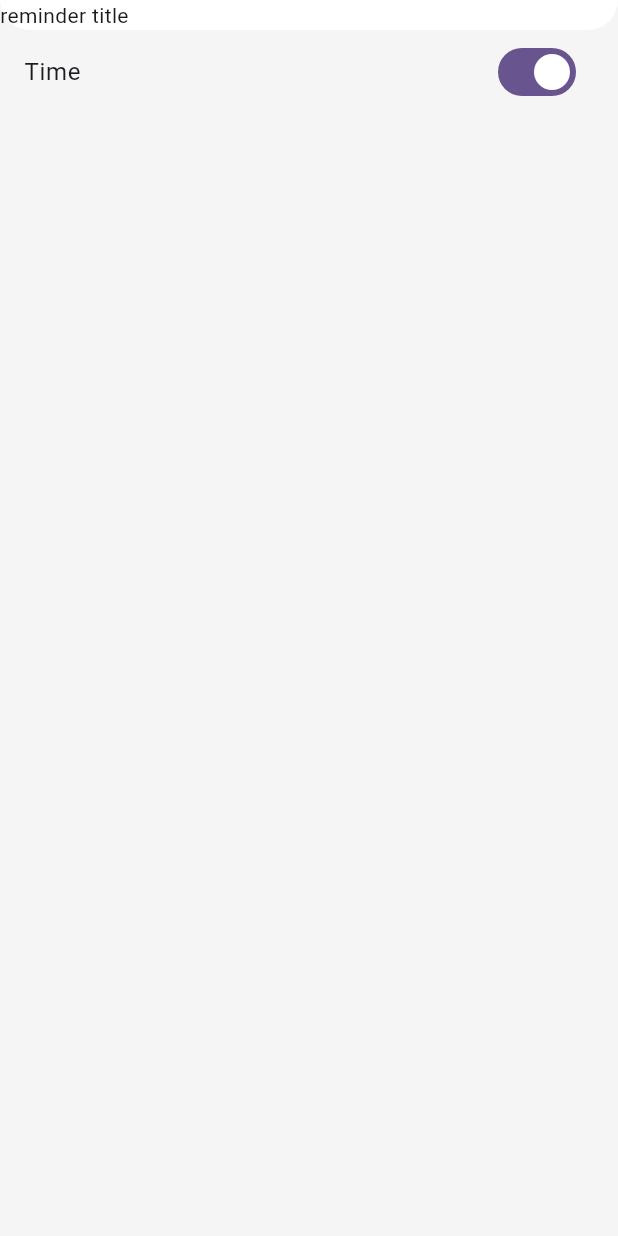
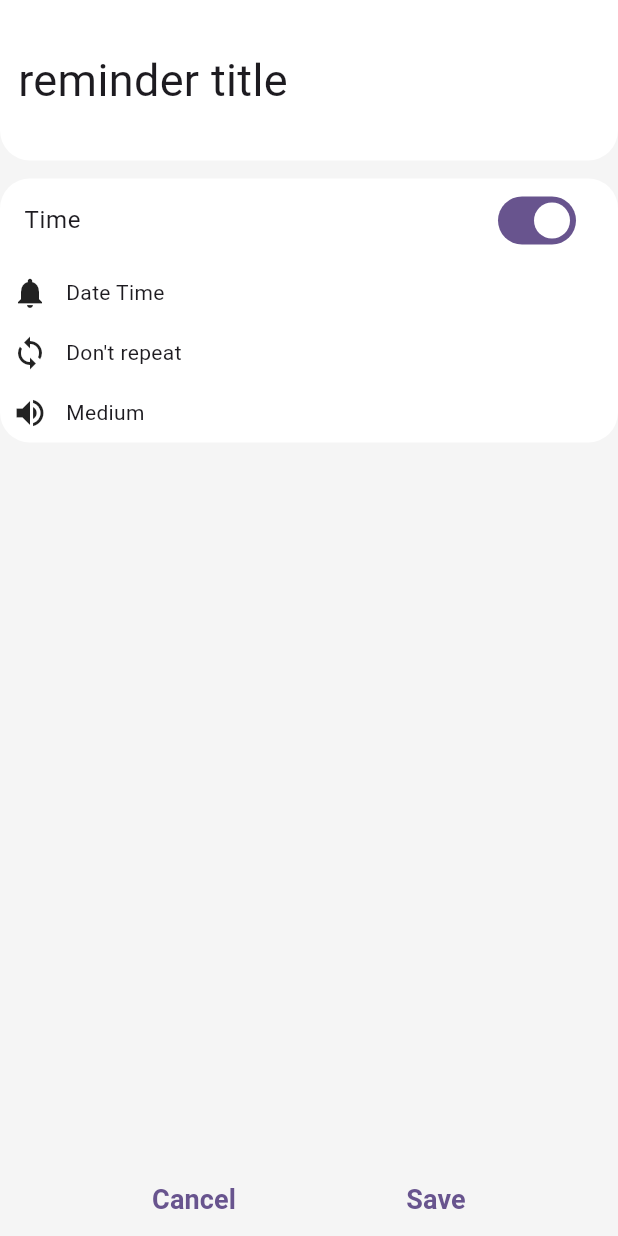
Before and after one commit to manjil09/reminder_app, a Flutter app: the screen it shows after launch, after a tap on "Time", on a phone screen of 412 x 824 dp. Run offline on Flutter 3.47's test engine with Material 2 defaults, Android fonts, the phone set to English and light mode, and no system bars.

Commit message:
view page ui done

```diff
--- a/lib/main.dart
+++ b/lib/main.dart
@@ -12,6 +12,7 @@ class MyApp extends StatelessWidget {
   @override
   Widget build(BuildContext context) {
     return MaterialApp(
+      debugShowCheckedModeBanner: false,
       title: 'Flutter Demo',
       theme: ThemeData(
         brightness: Brightness.light,
--- a/lib/reminder_view_page.dart
+++ b/lib/reminder_view_page.dart
@@ -8,6 +8,7 @@ class ReminderInterface extends StatefulWidget {
 }
 
 class _ReminderInterfaceState extends State<ReminderInterface> {
+  bool timeSelected = false;
   @override
   Widget build(BuildContext context) {
     var size = MediaQuery.of(context).size;
@@ -27,12 +28,105 @@ class _ReminderInterfaceState extends State<ReminderInterface> {
                     bottomRight: Radius.circular(20),
                   ),
                 ),
-                child: const Text("reminder title"),
+                child: const Padding(
+                  padding: EdgeInsets.symmetric(vertical: 32, horizontal: 12),
+                  child: Text(
+                    "reminder title",
+                    style: TextStyle(fontSize: 30),
+                  ),
+                ),
               ),
-              SwitchListTile(
-                title: const Text("Time"),
-                value: true,
-                onChanged: (bool value) {},
+              Padding(
+                padding: const EdgeInsets.symmetric(vertical: 12),
+                child: Container(
+                  decoration: BoxDecoration(
+                    color: Colors.white,
+                    borderRadius: BorderRadius.circular(20),
+                  ),
+                  child: Column(
+                    children: [
+                      SwitchListTile(
+                        title: const Text("Time"),
+                        value: timeSelected,
+                        onChanged: (bool value) {
+                          setState(() {
+                            timeSelected = value;
+                          });
+                        },
+                      ),
+                      Visibility(
+                        visible: timeSelected,
+                        maintainSize: false,
+                        child: const Column(
+                          children: [
+                            Padding(
+                              padding: EdgeInsets.all(8.0),
+                              child: Row(
+                                children: [
+                                  Icon(Icons.notifications),
+                                  Padding(
+                                    padding: EdgeInsets.fromLTRB(12, 0, 0, 0),
+                                    child: Text("Date Time"),
+                                  )
+                                ],
+                              ),
+                            ),
+                            Padding(
+                              padding: EdgeInsets.all(8.0),
+                              child: Row(
+                                children: [
+                                  Icon(Icons.loop),
+                                  Padding(
+                                    padding: EdgeInsets.fromLTRB(12, 0, 0, 0),
+                                    child: Text("Don't repeat"),
+                                  )
+                                ],
+                              ),
+                            ),
+                            Padding(
+                              padding: EdgeInsets.all(8.0),
+                              child: Row(
+                                children: [
+                                  Icon(Icons.volume_up),
+                                  Padding(
+                                    padding: EdgeInsets.fromLTRB(12, 0, 0, 0),
+                                    child: Text("Medium"),
+                                  )
+                                ],
+                              ),
+                            )
+                          ],
+                        ),
+                      ),
+                    ],
+                  ),
+                ),
+              ),
+              Expanded(
+                child: Align(
+                  alignment: Alignment.bottomCenter,
+                  child: Row(
+                    mainAxisAlignment: MainAxisAlignment.spaceEvenly,
+                    children: [
+                      TextButton(
+                          onPressed: () {
+                            Navigator.pop(context);
+                          },
+                          child: const Text(
+                            "Cancel",
+                            style: TextStyle(
+                                fontSize: 18, fontWeight: FontWeight.bold),
+                          )),
+                      TextButton(
+                          onPressed: () {},
+                          child: const Text(
+                            "Save",
+                            style: TextStyle(
+                                fontSize: 18, fontWeight: FontWeight.bold),
+                          )),
+                    ],
+                  ),
+                ),
               )
             ],
           ),
```
